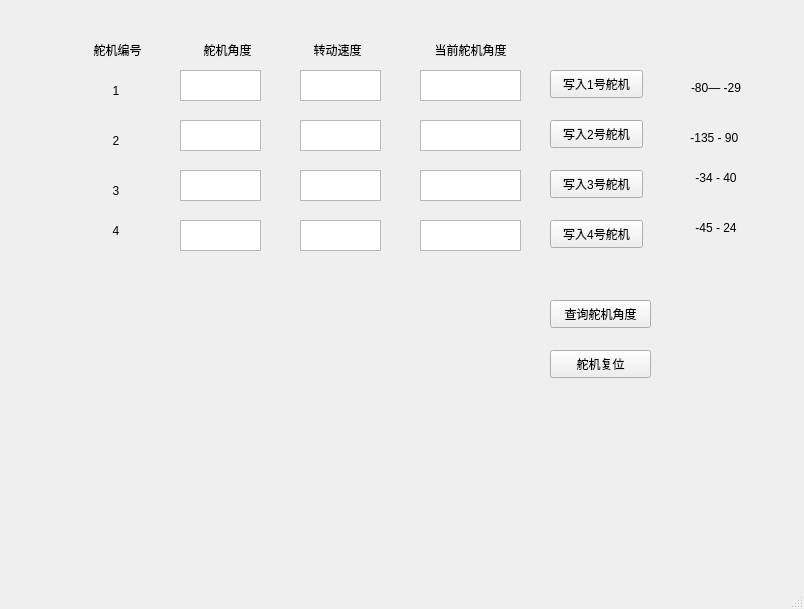
Old version of the form src/plumbing_test/scripts/test.ui in the repository AmosZJH/3588_connection.
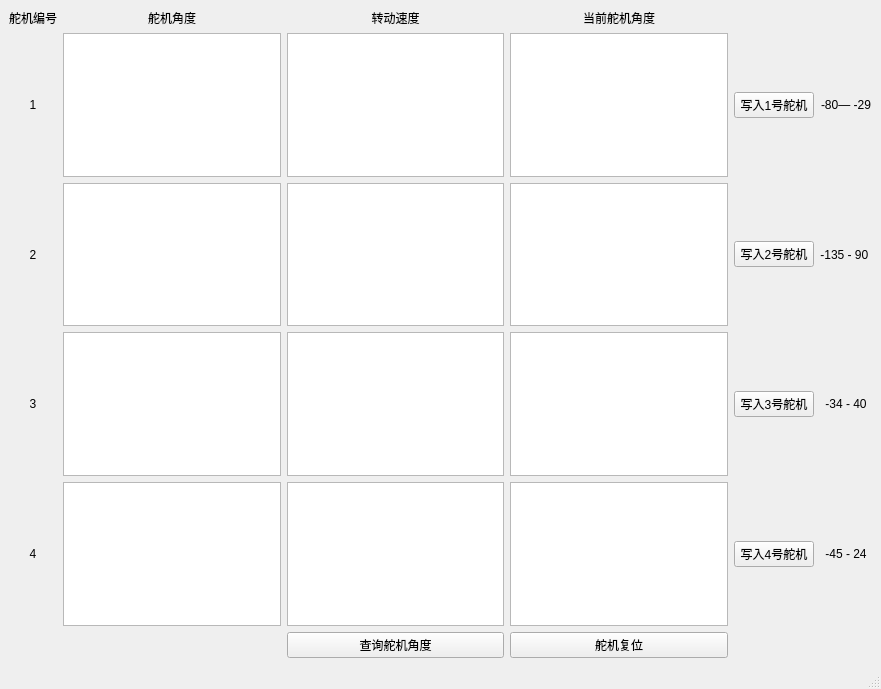
New version of the form.

```diff
--- a/src/plumbing_test/scripts/test.ui
+++ b/src/plumbing_test/scripts/test.ui
@@ -6,23 +6,17 @@
    <rect>
     <x>0</x>
     <y>0</y>
-    <width>804</width>
-    <height>609</height>
+    <width>881</width>
+    <height>689</height>
    </rect>
   </property>
   <property name="windowTitle">
    <string>MainWindow</string>
   </property>
   <widget class="QWidget" name="centralwidget">
+   <layout class="QGridLayout" name="gridLayout">
+    <item row="0" column="0">
    <widget class="QLabel" name="label">
-    <property name="geometry">
-     <rect>
-      <x>80</x>
-      <y>30</y>
-      <width>75</width>
-      <height>40</height>
-     </rect>
-    </property>
     <property name="text">
      <string>舵机编号</string>
     </property>
@@ -30,53 +24,22 @@
      <set>Qt::AlignCenter</set>
     </property>
    </widget>
-   <widget class="QLabel" name="label_2">
-    <property name="geometry">
-     <rect>
-      <x>190</x>
-      <y>30</y>
-      <width>75</width>
-      <height>40</height>
-     </rect>
-    </property>
+    </item>
+    <item row="1" column="4">
+     <widget class="QPushButton" name="pushButton">
     <property name="text">
-     <string>舵机角度</string>
-    </property>
-    <property name="textFormat">
-     <enum>Qt::AutoText</enum>
-    </property>
-    <property name="alignment">
-     <set>Qt::AlignCenter</set>
-    </property>
-   </widget>
-   <widget class="QLabel" name="label_3">
-    <property name="geometry">
-     <rect>
-      <x>300</x>
-      <y>30</y>
-      <width>75</width>
-      <height>40</height>
-     </rect>
-    </property>
-    <property name="text">
-     <string>转动速度</string>
-    </property>
-    <property name="textFormat">
-     <enum>Qt::AutoText</enum>
-    </property>
-    <property name="alignment">
-     <set>Qt::AlignCenter</set>
-    </property>
-   </widget>
+       <string>写入1号舵机</string>
+      </property>
+     </widget>
+    </item>
+    <item row="1" column="2">
+     <widget class="QTextEdit" name="textEdit_5"/>
+    </item>
+    <item row="1" column="1">
+     <widget class="QTextEdit" name="textEdit"/>
+    </item>
+    <item row="1" column="0">
    <widget class="QLabel" name="label_4">
-    <property name="geometry">
-     <rect>
-      <x>80</x>
-      <y>80</y>
-      <width>72</width>
-      <height>21</height>
-     </rect>
-    </property>
     <property name="text">
      <string>1</string>
     </property>
@@ -84,15 +47,48 @@
      <set>Qt::AlignCenter</set>
     </property>
    </widget>
+    </item>
+    <item row="1" column="3">
+     <widget class="QTextBrowser" name="textBrowser_2"/>
+    </item>
+    <item row="2" column="3">
+     <widget class="QTextBrowser" name="textBrowser_3"/>
+    </item>
+    <item row="2" column="4">
+     <widget class="QPushButton" name="pushButton_2">
+      <property name="text">
+       <string>写入2号舵机</string>
+      </property>
+     </widget>
+    </item>
+    <item row="2" column="2">
+     <widget class="QTextEdit" name="textEdit_6"/>
+    </item>
+    <item row="4" column="5">
+     <widget class="QLabel" name="label_12">
+      <property name="text">
+       <string>-45 - 24</string>
+      </property>
+      <property name="textFormat">
+       <enum>Qt::AutoText</enum>
+      </property>
+      <property name="alignment">
+       <set>Qt::AlignCenter</set>
+      </property>
+     </widget>
+    </item>
+    <item row="2" column="1">
+     <widget class="QTextEdit" name="textEdit_2"/>
+    </item>
+    <item row="4" column="4">
+     <widget class="QPushButton" name="pushButton_4">
+      <property name="text">
+       <string>写入4号舵机</string>
+      </property>
+     </widget>
+    </item>
+    <item row="2" column="0">
    <widget class="QLabel" name="label_5">
-    <property name="geometry">
-     <rect>
-      <x>80</x>
-      <y>130</y>
-      <width>72</width>
-      <height>21</height>
-     </rect>
-    </property>
     <property name="text">
      <string>2</string>
     </property>
@@ -100,31 +96,31 @@
      <set>Qt::AlignCenter</set>
     </property>
    </widget>
-   <widget class="QLabel" name="label_6">
-    <property name="geometry">
-     <rect>
-      <x>80</x>
-      <y>180</y>
-      <width>72</width>
-      <height>21</height>
-     </rect>
-    </property>
+    </item>
+    <item row="4" column="3">
+     <widget class="QTextBrowser" name="textBrowser_5"/>
+    </item>
+    <item row="4" column="1">
+     <widget class="QTextEdit" name="textEdit_4"/>
+    </item>
+    <item row="0" column="1">
+     <widget class="QLabel" name="label_2">
     <property name="text">
-     <string>3</string>
+       <string>舵机角度</string>
+      </property>
+      <property name="textFormat">
+       <enum>Qt::AutoText</enum>
     </property>
     <property name="alignment">
      <set>Qt::AlignCenter</set>
     </property>
    </widget>
+    </item>
+    <item row="4" column="2">
+     <widget class="QTextEdit" name="textEdit_8"/>
+    </item>
+    <item row="4" column="0">
    <widget class="QLabel" name="label_7">
-    <property name="geometry">
-     <rect>
-      <x>80</x>
-      <y>220</y>
-      <width>72</width>
-      <height>21</height>
-     </rect>
-    </property>
     <property name="text">
      <string>4</string>
     </property>
@@ -132,97 +128,11 @@
      <set>Qt::AlignCenter</set>
     </property>
    </widget>
-   <widget class="QTextEdit" name="textEdit">
-    <property name="geometry">
-     <rect>
-      <x>180</x>
-      <y>70</y>
-      <width>81</width>
-      <height>31</height>
-     </rect>
-    </property>
-   </widget>
-   <widget class="QTextEdit" name="textEdit_2">
-    <property name="geometry">
-     <rect>
-      <x>180</x>
-      <y>120</y>
-      <width>81</width>
-      <height>31</height>
-     </rect>
-    </property>
-   </widget>
-   <widget class="QTextEdit" name="textEdit_3">
-    <property name="geometry">
-     <rect>
-      <x>180</x>
-      <y>170</y>
-      <width>81</width>
-      <height>31</height>
-     </rect>
-    </property>
-   </widget>
-   <widget class="QTextEdit" name="textEdit_4">
-    <property name="geometry">
-     <rect>
-      <x>180</x>
-      <y>220</y>
-      <width>81</width>
-      <height>31</height>
-     </rect>
-    </property>
-   </widget>
-   <widget class="QTextEdit" name="textEdit_5">
-    <property name="geometry">
-     <rect>
-      <x>300</x>
-      <y>70</y>
-      <width>81</width>
-      <height>31</height>
-     </rect>
-    </property>
-   </widget>
-   <widget class="QTextEdit" name="textEdit_6">
-    <property name="geometry">
-     <rect>
-      <x>300</x>
-      <y>120</y>
-      <width>81</width>
-      <height>31</height>
-     </rect>
-    </property>
-   </widget>
-   <widget class="QTextEdit" name="textEdit_7">
-    <property name="geometry">
-     <rect>
-      <x>300</x>
-      <y>170</y>
-      <width>81</width>
-      <height>31</height>
-     </rect>
-    </property>
-   </widget>
-   <widget class="QTextEdit" name="textEdit_8">
-    <property name="geometry">
-     <rect>
-      <x>300</x>
-      <y>220</y>
-      <width>81</width>
-      <height>31</height>
-     </rect>
-    </property>
-   </widget>
-   <widget class="QLabel" name="label_8">
-    <property name="geometry">
-     <rect>
-      <x>420</x>
-      <y>30</y>
-      <width>101</width>
-      <height>40</height>
-     </rect>
-    </property>
+    </item>
+    <item row="3" column="5">
+     <widget class="QLabel" name="label_11">
     <property name="text">
-     <string>当前舵机角度</string>
+       <string>-34 - 40</string>
     </property>
     <property name="textFormat">
      <enum>Qt::AutoText</enum>
@@ -231,200 +141,100 @@
      <set>Qt::AlignCenter</set>
     </property>
    </widget>
-   <widget class="QPushButton" name="pushButton">
-    <property name="geometry">
-     <rect>
-      <x>550</x>
-      <y>70</y>
-      <width>93</width>
-      <height>28</height>
-     </rect>
-    </property>
+    </item>
+    <item row="3" column="3">
+     <widget class="QTextBrowser" name="textBrowser_4"/>
+    </item>
+    <item row="0" column="2">
+     <widget class="QLabel" name="label_3">
     <property name="text">
-     <string>写入1号舵机</string>
-    </property>
-   </widget>
-   <widget class="QPushButton" name="pushButton_2">
-    <property name="geometry">
-     <rect>
-      <x>550</x>
-      <y>120</y>
-      <width>93</width>
-      <height>28</height>
-     </rect>
-    </property>
-    <property name="text">
-     <string>写入2号舵机</string>
-    </property>
-   </widget>
+       <string>转动速度</string>
+      </property>
+      <property name="textFormat">
+       <enum>Qt::AutoText</enum>
+      </property>
+      <property name="alignment">
+       <set>Qt::AlignCenter</set>
+      </property>
+     </widget>
+    </item>
+    <item row="3" column="4">
    <widget class="QPushButton" name="pushButton_3">
-    <property name="geometry">
-     <rect>
-      <x>550</x>
-      <y>170</y>
-      <width>93</width>
-      <height>28</height>
-     </rect>
-    </property>
     <property name="text">
      <string>写入3号舵机</string>
     </property>
    </widget>
-   <widget class="QPushButton" name="pushButton_4">
-    <property name="geometry">
-     <rect>
-      <x>550</x>
-      <y>220</y>
-      <width>93</width>
-      <height>28</height>
-     </rect>
-    </property>
+    </item>
+    <item row="3" column="2">
+     <widget class="QTextEdit" name="textEdit_7"/>
+    </item>
+    <item row="0" column="3">
+     <widget class="QLabel" name="label_8">
+      <property name="text">
+       <string>当前舵机角度</string>
+      </property>
+      <property name="textFormat">
+       <enum>Qt::AutoText</enum>
+      </property>
+      <property name="alignment">
+       <set>Qt::AlignCenter</set>
+      </property>
+     </widget>
+    </item>
+    <item row="3" column="1">
+     <widget class="QTextEdit" name="textEdit_3"/>
+    </item>
+    <item row="2" column="5">
+     <widget class="QLabel" name="label_10">
     <property name="text">
-     <string>写入4号舵机</string>
-    </property>
-   </widget>
+       <string>-135 - 90 </string>
+      </property>
+      <property name="textFormat">
+       <enum>Qt::AutoText</enum>
+      </property>
+      <property name="alignment">
+       <set>Qt::AlignCenter</set>
+      </property>
+     </widget>
+    </item>
+    <item row="3" column="0">
+     <widget class="QLabel" name="label_6">
+      <property name="text">
+       <string>3</string>
+      </property>
+      <property name="alignment">
+       <set>Qt::AlignCenter</set>
+      </property>
+     </widget>
+    </item>
+    <item row="1" column="5">
+     <widget class="QLabel" name="label_9">
+      <property name="text">
+       <string>-80— -29</string>
+      </property>
+      <property name="textFormat">
+       <enum>Qt::AutoText</enum>
+      </property>
+      <property name="alignment">
+       <set>Qt::AlignCenter</set>
+      </property>
+     </widget>
+    </item>
+    <item row="5" column="2">
    <widget class="QPushButton" name="pushButton_5">
-    <property name="geometry">
-     <rect>
-      <x>550</x>
-      <y>300</y>
-      <width>101</width>
-      <height>28</height>
-     </rect>
-    </property>
     <property name="text">
      <string>查询舵机角度</string>
     </property>
    </widget>
-   <widget class="QTextBrowser" name="textBrowser_2">
-    <property name="geometry">
-     <rect>
-      <x>420</x>
-      <y>70</y>
-      <width>101</width>
-      <height>31</height>
-     </rect>
-    </property>
-   </widget>
-   <widget class="QTextBrowser" name="textBrowser_3">
-    <property name="geometry">
-     <rect>
-      <x>420</x>
-      <y>120</y>
-      <width>101</width>
-      <height>31</height>
-     </rect>
-    </property>
-   </widget>
-   <widget class="QTextBrowser" name="textBrowser_4">
-    <property name="geometry">
-     <rect>
-      <x>420</x>
-      <y>170</y>
-      <width>101</width>
-      <height>31</height>
-     </rect>
-    </property>
-   </widget>
-   <widget class="QTextBrowser" name="textBrowser_5">
-    <property name="geometry">
-     <rect>
-      <x>420</x>
-      <y>220</y>
-      <width>101</width>
-      <height>31</height>
-     </rect>
-    </property>
-   </widget>
+    </item>
+    <item row="5" column="3">
    <widget class="QPushButton" name="pushButton_6">
-    <property name="geometry">
-     <rect>
-      <x>550</x>
-      <y>350</y>
-      <width>101</width>
-      <height>28</height>
-     </rect>
-    </property>
     <property name="text">
      <string>舵机复位</string>
     </property>
    </widget>
-   <widget class="QLabel" name="label_9">
-    <property name="geometry">
-     <rect>
-      <x>680</x>
-      <y>80</y>
-      <width>72</width>
-      <height>15</height>
-     </rect>
-    </property>
-    <property name="text">
-     <string>-80— -29</string>
-    </property>
-    <property name="textFormat">
-     <enum>Qt::AutoText</enum>
-    </property>
-    <property name="alignment">
-     <set>Qt::AlignCenter</set>
-    </property>
-   </widget>
-   <widget class="QLabel" name="label_10">
-    <property name="geometry">
-     <rect>
-      <x>680</x>
-      <y>130</y>
-      <width>72</width>
-      <height>15</height>
-     </rect>
-    </property>
-    <property name="text">
-     <string>-135 - 90 </string>
-    </property>
-    <property name="textFormat">
-     <enum>Qt::AutoText</enum>
-    </property>
-    <property name="alignment">
-     <set>Qt::AlignCenter</set>
-    </property>
-   </widget>
-   <widget class="QLabel" name="label_11">
-    <property name="geometry">
-     <rect>
-      <x>680</x>
-      <y>170</y>
-      <width>72</width>
-      <height>15</height>
-     </rect>
-    </property>
-    <property name="text">
-     <string>-34 - 40</string>
-    </property>
-    <property name="textFormat">
-     <enum>Qt::AutoText</enum>
-    </property>
-    <property name="alignment">
-     <set>Qt::AlignCenter</set>
-    </property>
-   </widget>
-   <widget class="QLabel" name="label_12">
-    <property name="geometry">
-     <rect>
-      <x>680</x>
-      <y>220</y>
-      <width>72</width>
-      <height>15</height>
-     </rect>
-    </property>
-    <property name="text">
-     <string>-45 - 24</string>
-    </property>
-    <property name="textFormat">
-     <enum>Qt::AutoText</enum>
-    </property>
-    <property name="alignment">
-     <set>Qt::AlignCenter</set>
-    </property>
-   </widget>
+    </item>
+   </layout>
   </widget>
   <widget class="QMenuBar" name="menubar">
    <property name="geometry">
```
Left out of the diff: 2 changed lines with no effect on the pictures. Lines whose indentation alone changed are shown as unchanged.
